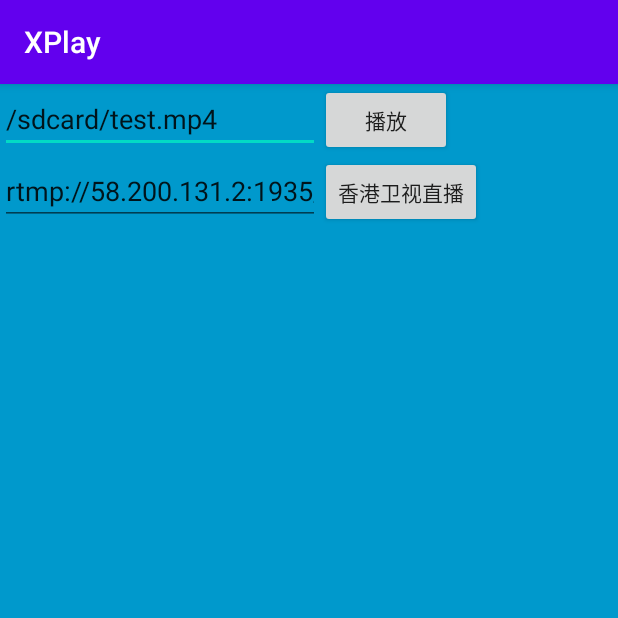
After one commit to GJP1106/FFmpegXplay, an Android app: the OpenUrl screen opened directly, with no data from a screen before it, on a phone screen of 412 x 824 dp, the top half of it. The commit adds this screen. Run offline under Robolectric (Android 15) with nearby library versions, the phone set to English and light mode, and no system bars.

Commit message:
添加Open播放按钮

```diff
--- a/XPlay/app/src/main/AndroidManifest.xml
+++ b/XPlay/app/src/main/AndroidManifest.xml
@@ -18,6 +18,7 @@
                 <category android:name="android.intent.category.LAUNCHER" />
             </intent-filter>
         </activity>
+        <activity android:name=".OpenUrl"/>
     </application>
 
 </manifest>
--- /dev/null
+++ b/XPlay/app/src/main/java/xplay/ffmpeg/OpenUrl.java
@@ -0,0 +1,60 @@
+package xplay.ffmpeg;
+
+import android.Manifest;
+import android.content.pm.ActivityInfo;
+import android.content.pm.PackageManager;
+import android.os.Build;
+import android.os.Bundle;
+import android.util.Log;
+import android.view.View;
+import android.view.Window;
+import android.view.WindowManager;
+import android.widget.Button;
+import android.widget.EditText;
+
+import androidx.appcompat.app.AppCompatActivity;
+import androidx.core.app.ActivityCompat;
+
+
+public class OpenUrl extends AppCompatActivity {
+    private Button btfile;
+    private Button btrtmp;
+    @Override
+    protected void onCreate(Bundle savedInstanceState) {
+        super.onCreate(savedInstanceState);
+        setContentView(R.layout.openurl);
+        btfile = findViewById(R.id.playvideo);
+        btfile.setOnClickListener(
+                new View.OnClickListener() {
+                    @Override
+                    public void onClick(View view) {
+                        EditText t = findViewById( R.id.fileurl );
+                        //用户输入的URL，打开视频
+                        Log.e("XPlay","Open URL");
+                        Open(t.getText().toString());
+
+                        //关闭当前窗口
+                        finish();
+                    }
+                }
+        );
+
+        btrtmp = findViewById( R.id.playrtmp );
+        btrtmp.setOnClickListener(
+                new View.OnClickListener() {
+                    @Override
+                    public void onClick(View view) {
+                        EditText t = findViewById( R.id.rtmpurl );
+                        //用户输入的URL，打开视频
+                        Open(t.getText().toString());
+
+                        //关闭当前窗口
+                        finish();
+                    }
+                }
+        );
+
+    }
+
+    public native void Open(String url);
+}
--- a/XPlay/app/src/main/java/xplay/ffmpeg/XPlay.java
+++ b/XPlay/app/src/main/java/xplay/ffmpeg/XPlay.java
@@ -11,14 +11,15 @@ import javax.microedition.khronos.opengles.GL10;
 public class XPlay extends GLSurfaceView implements SurfaceHolder.Callback, GLSurfaceView.Renderer{
     public XPlay(Context context, AttributeSet attrs) {
         super(context, attrs);
+        //android8.0以上需要设置
+        setRenderer(this);
     }
 
     @Override
     public void surfaceCreated(SurfaceHolder holder) {
         //初始化opengl egl显示
         InitView(holder.getSurface());
-        //android8.0以上需要设置
-        setRenderer(this);
+
     }
 
     @Override
--- /dev/null
+++ b/XPlay/app/src/main/res/layout/openurl.xml
@@ -0,0 +1,57 @@
+<?xml version="1.0" encoding="utf-8"?>
+<FrameLayout xmlns:android="http://schemas.android.com/apk/res/android"
+    xmlns:app="http://schemas.android.com/apk/res-auto"
+    xmlns:tools="http://schemas.android.com/tools"
+    android:layout_width="match_parent"
+    android:layout_height="match_parent"
+    android:background="#0099cc"
+    >
+    <LinearLayout
+        android:layout_width="match_parent"
+        android:layout_height="wrap_content"
+        android:fitsSystemWindows="true"
+        android:orientation="vertical">
+
+
+        <LinearLayout
+            android:layout_width="match_parent"
+            android:layout_height="wrap_content"
+            android:orientation="horizontal">
+
+            <EditText
+                android:id="@+id/fileurl"
+                android:layout_width="wrap_content"
+                android:layout_height="wrap_content"
+                android:ems="10"
+                android:inputType="textPersonName"
+                android:text="/sdcard/test.mp4" />
+
+            <Button
+                android:id="@+id/playvideo"
+                android:layout_width="wrap_content"
+                android:layout_height="wrap_content"
+                android:text="播放" />
+
+        </LinearLayout>
+
+        <LinearLayout
+            android:layout_width="match_parent"
+            android:layout_height="wrap_content"
+            android:orientation="horizontal">
+
+            <EditText
+                android:id="@+id/rtmpurl"
+                android:layout_width="wrap_content"
+                android:layout_height="wrap_content"
+                android:ems="10"
+                android:inputType="textPersonName"
+                android:text="rtmp://58.200.131.2:1935/livetv/hunantv" />
+
+            <Button
+                android:id="@+id/playrtmp"
+                android:layout_width="wrap_content"
+                android:layout_height="wrap_content"
+                android:text="香港卫视直播" />
+        </LinearLayout>
+    </LinearLayout>
+</FrameLayout>
```
Also changed, not shown: XPlay/app/src/main/java/xplay/ffmpeg/MainActivity.java (+55 -9 lines), XPlay/app/src/main/res/layout/activity_main.xml (+34 -9 lines), 2 other files.
